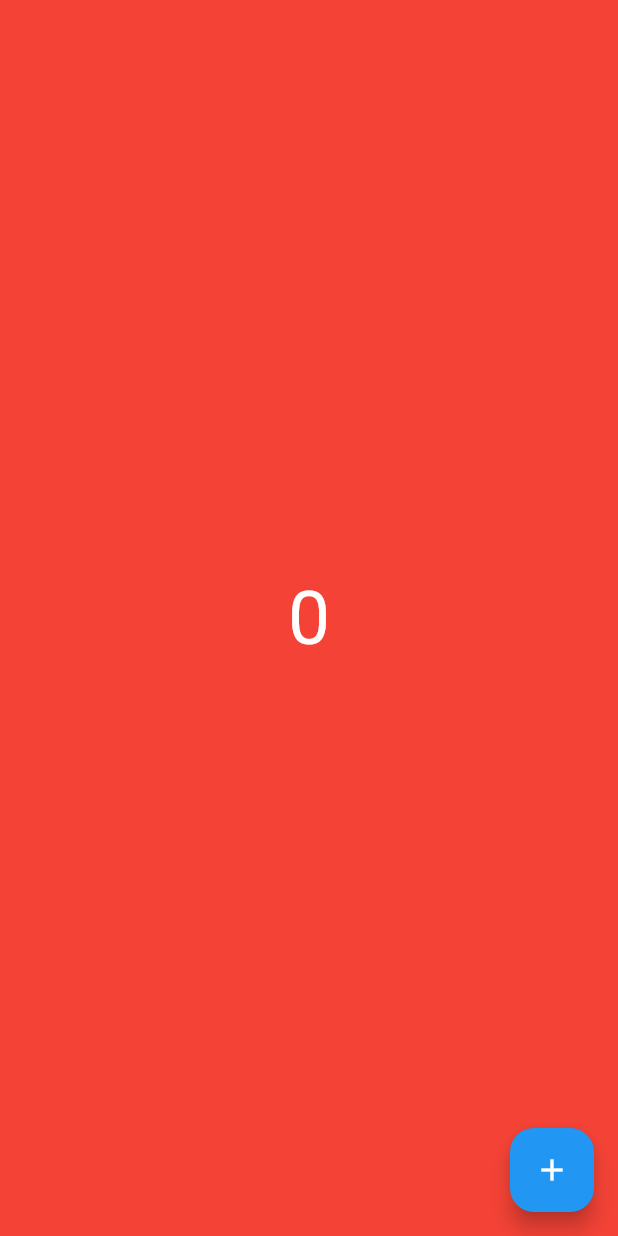
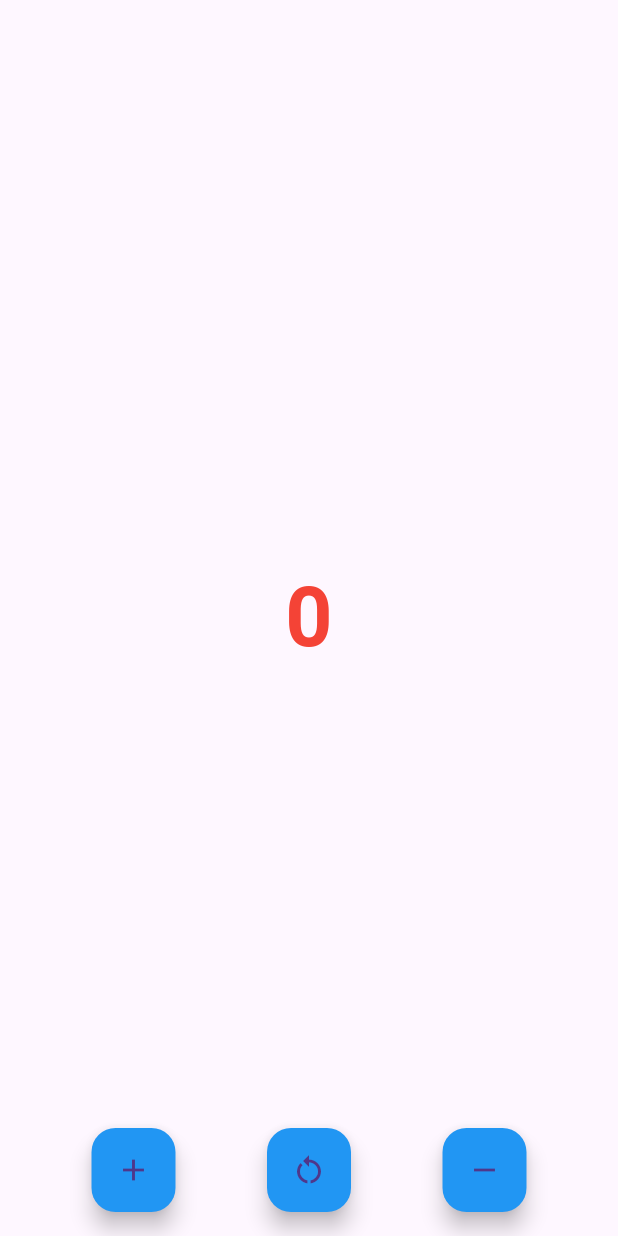
Before and after one commit to Aayush014/Adv_Flutter_Ch1, a Flutter app: the screen it shows after launch, on a phone screen of 412 x 824 dp. Run offline on Flutter 3.47's test engine with Material 3 defaults, Android fonts, the phone set to English and light mode, and no system bars.

Commit message:
!!HAR HAR MAHADEV!!

```diff
--- a/lib/Counter App/counter_screen.dart
+++ b/lib/Counter App/counter_screen.dart
@@ -11,18 +11,44 @@ class CounterApp extends StatelessWidget {
       body: Center(
         child: Text(
           Provider.of<CounterProvider>(context, listen: true).num.toString(),
-          style: const TextStyle(
-            fontSize: 50,
+          style: TextStyle(
+            color: (Provider.of<CounterProvider>(context).num % 2 == 0)
+                ? Colors.red
+                : Colors.blue,
+            fontSize: 55,
+            fontWeight: FontWeight.bold
           ),
         ),
       ),
-      floatingActionButton: FloatingActionButton(
-        backgroundColor: Colors.blue,
-        onPressed: () {
-          Provider.of<CounterProvider>(context, listen: false).incr();
-        },
-        child: Icon(Icons.add),
+      floatingActionButtonLocation: FloatingActionButtonLocation.centerFloat,
+      floatingActionButton: Row(
+        mainAxisAlignment: MainAxisAlignment.spaceEvenly,
+        children: [
+          FloatingActionButton(
+            backgroundColor: Colors.blue,
+            onPressed: () {
+              Provider.of<CounterProvider>(context, listen: false).incr();
+            },
+            child: const Icon(Icons.add),
+          ),
+          FloatingActionButton(
+            backgroundColor: Colors.blue,
+            onPressed: () {
+              Provider.of<CounterProvider>(context, listen: false).zero();
+            },
+            child: const Icon(Icons.restart_alt),
+          ),
+          FloatingActionButton(
+            backgroundColor: Colors.blue,
+            onPressed: () {
+              Provider.of<CounterProvider>(context, listen: false).dec();
+            },
+            child: const Icon(Icons.remove),
+          ),
+        ],
       ),
     );
   }
 }
+
+bool click = false;
--- a/lib/main.dart
+++ b/lib/main.dart
@@ -1,5 +1,6 @@
 import 'package:adv_flutter_ch1/Counter%20App/counter_screen.dart';
 import 'package:adv_flutter_ch1/Counter%20App/provider/counter_provider.dart';
+import 'package:adv_flutter_ch1/Stepper%20App/stepper_app.dart';
 import 'package:adv_flutter_ch1/Theme%20Change/main_screen.dart';
 import 'package:flutter/material.dart';
 import 'package:provider/provider.dart';
@@ -19,13 +20,14 @@ class MyApp extends StatelessWidget {
       create: (context) => CounterProvider(),
       builder:(context, child) =>  MaterialApp(
         debugShowCheckedModeBanner: false,
-        theme: ThemeClass.lightTheme,
-        darkTheme: ThemeClass.darkTheme,
-        themeMode: ThemeMode.system,
+        // theme: ThemeClass.lightTheme,
+        // darkTheme: ThemeClass.darkTheme,
+        // themeMode: ThemeMode.light,
         initialRoute: 'counter',
         routes: {
-          '/': (context) => MainScreen(),
-          'counter': (context) => CounterApp()
+          '/': (context) => const MainScreen(),
+          'counter': (context) => const CounterApp(),
+          'step': (context) => const SteperApp(),
         },
       ),
     );
```
Also changed, not shown: lib/Counter App/provider/counter_provider.dart (+8 -0 lines), lib/Stepper App/stepper_app.dart (added, +107 -0 lines).
